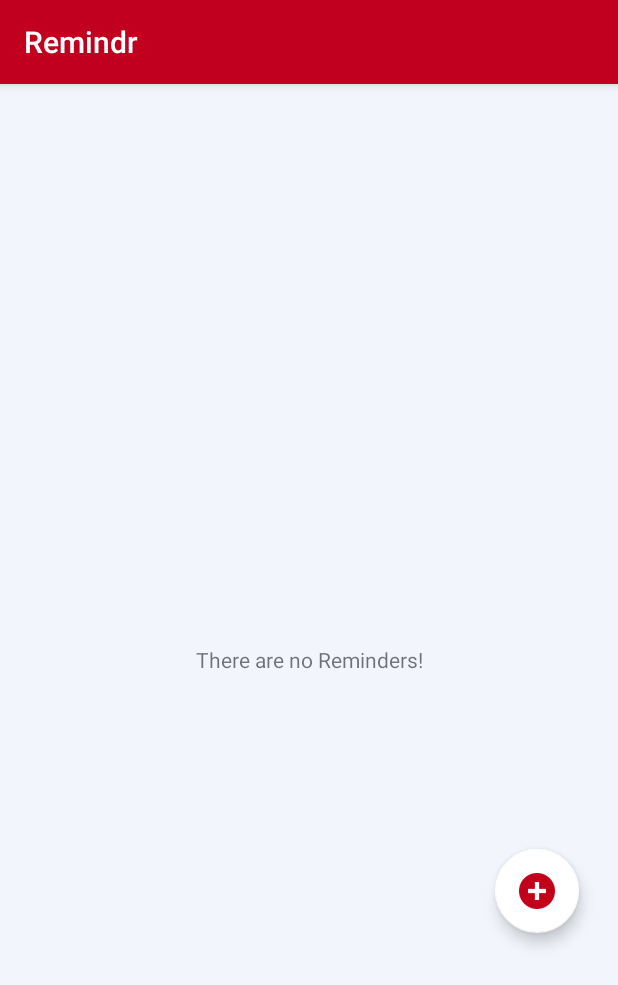
After one commit to ozgeonec/Remindr-App, an Android app: the ListReminderActivity screen opened directly, with no data from a screen before it, on a phone screen of 412 x 824 dp. The commit adds this screen. Shown: the top 985 px of the screen. Run offline under Robolectric (Android 15) with nearby library versions, the phone set to English and light mode, and no system bars; 1 statement that could not run was skipped.

Commit message:
database setup successful

```diff
--- a/app/build.gradle
+++ b/app/build.gradle
@@ -29,7 +29,9 @@ dependencies {
 
     implementation 'androidx.appcompat:appcompat:1.1.0'
     implementation 'androidx.constraintlayout:constraintlayout:1.1.3'
+    implementation 'com.google.android.material:material:1.2.0-alpha06'
     implementation 'com.google.firebase:firebase-analytics:17.4.1'
+
     testImplementation 'junit:junit:4.12'
     androidTestImplementation 'androidx.test.ext:junit:1.1.1'
     androidTestImplementation 'androidx.test.espresso:espresso-core:3.2.0'
--- a/app/src/main/AndroidManifest.xml
+++ b/app/src/main/AndroidManifest.xml
@@ -18,6 +18,7 @@
             </intent-filter>
         </activity>
         <receiver android:name=".AlarmReceiver" android:process=":remote" />
+        <activity android:name=".ListReminderActivity"/>
     </application>
 
 </manifest>
--- /dev/null
+++ b/app/src/main/java/com/hfad/reminderapp/ListReminderActivity.java
@@ -0,0 +1,63 @@
+package com.hfad.reminderapp;
+
+
+import android.content.Intent;
+import android.os.Bundle;
+import android.view.View;
+import android.widget.SimpleAdapter;
+import android.widget.TextView;
+import androidx.annotation.Nullable;
+import androidx.appcompat.app.AppCompatActivity;
+import androidx.recyclerview.widget.RecyclerView;
+import com.google.android.material.floatingactionbutton.FloatingActionButton;
+
+import java.util.List;
+
+/**
+ * @author ozgeonec
+ */
+public class ListReminderActivity extends AppCompatActivity {
+
+    private TextView noReminder;
+    private RecyclerView recycleList;
+    private FloatingActionButton addReminderButton;
+    private RemindrDatabase rb;
+    private AlarmReceiver alarmReceiver;
+    private SimpleAdapter adapter;
+
+    @Override
+    protected void onCreate(@Nullable Bundle savedInstanceState) {
+        super.onCreate(savedInstanceState);
+        setContentView(R.layout.activity_listpage);
+
+        noReminder = (TextView)findViewById(R.id.no_reminder_text);
+        recycleList = (RecyclerView)findViewById(R.id.reminderList);
+        addReminderButton = (FloatingActionButton)findViewById(R.id.bigAddButton);
+        // Initialize reminder database
+        rb = new RemindrDatabase(getApplicationContext());
+
+
+        // If there are no reminders display a message asking the user to create reminders
+        List<Reminder> test = rb.getAllReminders();
+
+        if (test.isEmpty()) {
+            noReminder.setVisibility(View.VISIBLE);
+        }
+
+        // Create recycler view
+      /*  recycleList.setLayoutManager(getLayoutManager());
+        registerForContextMenu(recycleList);
+        adapter = new SimpleAdapter();
+        adapter.setItemCount(getDefaultItemCount());
+        recycleList.setAdapter(adapter);*/
+
+        addReminderButton.setOnClickListener(new View.OnClickListener() {
+            @Override
+            public void onClick(View v) {
+                Intent intent = new Intent(v.getContext(), AddReminderActivity.class);
+                startActivity(intent);
+            }
+        });
+        alarmReceiver = new AlarmReceiver();
+    }
+}
--- /dev/null
+++ b/app/src/main/java/com/hfad/reminderapp/RemindrDatabase.java
@@ -0,0 +1,161 @@
+package com.hfad.reminderapp;
+
+import android.content.ContentValues;
+import android.content.Context;
+import android.database.Cursor;
+import android.database.sqlite.SQLiteDatabase;
+import android.database.sqlite.SQLiteOpenHelper;
+import android.provider.BaseColumns;
+
+import java.util.ArrayList;
+import java.util.List;
+
+/**
+ * @author ozgeonec
+ */
+public class RemindrDatabase extends SQLiteOpenHelper {
+    // Database Version
+    private static final int DATABASE_VERSION = 1;
+
+    // Database Name
+    private static final String DATABASE_NAME = "ReminderDatabase";
+
+    // Table name
+    private static final String TABLE_REMINDERS = "ReminderTable";
+    // Table Columns names
+    private static final String KEY_ID = "id";
+    private static final String KEY_TITLE = "title";
+    private static final String KEY_DATE = "date";
+    private static final String KEY_TIME = "time";
+    private static final String KEY_REPEAT = "repeat";
+    private static final String KEY_REPEAT_NO = "repeat_no";
+    private static final String KEY_REPEAT_TYPE = "repeat_type";
+    private static final String KEY_TAG = "tag_type";
+
+    public RemindrDatabase(Context context) {
+        super(context, DATABASE_NAME, null, DATABASE_VERSION);
+    }
+    // Creating Tables
+    @Override
+    public void onCreate(SQLiteDatabase db) {
+        String CREATE_REMINDERS_TABLE = "CREATE TABLE " + TABLE_REMINDERS +
+                "("
+                + KEY_ID + " INTEGER PRIMARY KEY,"
+                + KEY_TITLE + " TEXT,"
+                + KEY_DATE + " TEXT,"
+                + KEY_TIME + " INTEGER,"
+                + KEY_REPEAT + " BOOLEAN,"
+                + KEY_REPEAT_NO + " INTEGER,"
+                + KEY_REPEAT_TYPE + " TEXT"
+                + KEY_TAG + "TAG" + ")";
+        db.execSQL(CREATE_REMINDERS_TABLE);
+    }
+
+    @Override
+    public void onUpgrade(SQLiteDatabase db, int oldVersion, int newVersion) {
+        // Drop older table if existed
+        if (oldVersion >= newVersion)
+            return;
+        db.execSQL("DROP TABLE IF EXISTS " + TABLE_REMINDERS);
+
+        // Create tables again
+        onCreate(db);
+    }
+    // Adding new Reminder
+    public int addReminder(Reminder reminder){
+        SQLiteDatabase db = this.getWritableDatabase();
+        ContentValues values = new ContentValues();
+
+        values.put(KEY_TITLE , reminder.getTitle());
+        values.put(KEY_DATE , reminder.getDate());
+        values.put(KEY_TIME , reminder.getTime());
+        values.put(KEY_REPEAT , reminder.getRepeat());
+        values.put(KEY_REPEAT_NO , reminder.getRepeatNmbr());
+        values.put(KEY_REPEAT_TYPE, reminder.getRepeatType());
+        values.put(KEY_TAG, reminder.getTagType());
+
+        // Inserting Row
+        long ID = db.insert(TABLE_REMINDERS, null, values);
+        db.close();
+        return (int) ID;
+    }
+    // Getting single Reminder
+    public Reminder getReminder(int id){
+        SQLiteDatabase db = this.getReadableDatabase();
+
+        Cursor cursor = db.query(TABLE_REMINDERS, new String[]
+                        {
+                                KEY_ID,
+                                KEY_TITLE,
+                                KEY_DATE,
+                                KEY_TIME,
+                                KEY_REPEAT,
+                                KEY_REPEAT_NO,
+                                KEY_REPEAT_TYPE,
+                                KEY_TAG
+                        }, KEY_ID + "=?",
+
+                new String[] {String.valueOf(id)}, null, null, null, null);
+
+        if (cursor != null)
+            cursor.moveToFirst();
+
+        Reminder reminder = new Reminder(Integer.parseInt(cursor.getString(0)), cursor.getString(1),
+                cursor.getString(2), cursor.getString(3), cursor.getString(4),
+                cursor.getString(5), cursor.getString(6), cursor.getString(7));
+
+        return reminder;
+    }
+    // Getting all Reminders
+    public List<Reminder> getAllReminders(){
+        List<Reminder> reminderList = new ArrayList<>();
+
+        // Select all Query
+        String selectQuery = "SELECT * FROM " + TABLE_REMINDERS;
+
+        SQLiteDatabase db = this.getWritableDatabase();
+        Cursor cursor = db.rawQuery(selectQuery, null);
+
+        // Looping through all rows and adding to list
+        if(cursor.moveToFirst()){
+            do{
+                Reminder reminder = new Reminder();
+                reminder.setID(Integer.parseInt(cursor.getString(0)));
+                reminder.setTitle(cursor.getString(1));
+                reminder.setDate(cursor.getString(2));
+                reminder.setTime(cursor.getString(3));
+                reminder.setRepeat(cursor.getString(4));
+                reminder.setRepeatNmbr(cursor.getString(5));
+                reminder.setRepeatType(cursor.getString(6));
+                reminder.setTagType(cursor.getString(7));
+
+                // Adding Reminders to list
+                reminderList.add(reminder);
+            } while (cursor.moveToNext());
+        }
+        return reminderList;
+    }
+    // Updating single Reminder
+    public int updateReminder(Reminder reminder){
+        SQLiteDatabase db = this.getWritableDatabase();
+        ContentValues values = new ContentValues();
+        values.put(KEY_TITLE , reminder.getTitle());
+        values.put(KEY_DATE , reminder.getDate());
+        values.put(KEY_TIME , reminder.getTime());
+        values.put(KEY_REPEAT , reminder.getRepeat());
+        values.put(KEY_REPEAT_NO , reminder.getRepeatNmbr());
+        values.put(KEY_REPEAT_TYPE, reminder.getRepeatType());
+        values.put(KEY_TAG, reminder.getTagType());
+
+        // Updating row
+        return db.update(TABLE_REMINDERS, values, KEY_ID + "=?",
+                new String[]{String.valueOf(reminder.getID())});
+    }
+    // Deleting single Reminder
+    public void deleteReminder(Reminder reminder){
+        SQLiteDatabase db = this.getWritableDatabase();
+        db.delete(TABLE_REMINDERS, KEY_ID + "=?",
+                new String[]{String.valueOf(reminder.getID())});
+        db.close();
+    }
+}
--- /dev/null
+++ b/app/src/main/res/layout/activity_listpage.xml
@@ -0,0 +1,33 @@
+<?xml version="1.0" encoding="utf-8"?>
+<RelativeLayout
+        xmlns:android="http://schemas.android.com/apk/res/android"
+        android:layout_width="match_parent"
+        android:layout_height="match_parent" xmlns:app="http://schemas.android.com/apk/res-auto"
+        xmlns:tools="http://schemas.android.com/tools"
+        xmlns:fab="http://schemas.android.com/apk/res-auto"
+        android:background="#F2F6FC"
+        tools:context=".ListReminderActivity">
+
+    <view class="androidx.appcompat.app.AlertController$RecycleListView"
+          android:layout_width="match_parent"
+          android:layout_height="match_parent"
+          android:id="@+id/reminderList"/>
+    <TextView
+            android:id="@+id/no_reminder_text"
+            android:layout_width="match_parent"
+            android:layout_height="wrap_content"
+            android:layout_centerInParent="true"
+            android:padding="16dp"
+            android:gravity="center"
+            android:visibility="gone"
+            android:text="@string/no_reminders"/>
+    <com.google.android.material.floatingactionbutton.FloatingActionButton
+            android:id="@+id/bigAddButton"
+            android:layout_width="wrap_content"
+            android:layout_height="wrap_content"
+            android:layout_marginStart="330dp"
+            android:layout_marginTop="510dp"
+            android:src="@drawable/addbutton3"
+            android:contentDescription="@string/addReminder"
+            android:clickable="true"/>
+</RelativeLayout>
--- a/app/src/main/res/values/strings.xml
+++ b/app/src/main/res/values/strings.xml
@@ -29,5 +29,8 @@
     <string name="repeat_off">Off</string>
     <string name="repeat_no">Repetition Interval </string>
     <string name="repeat_type">Type of Repetitions</string>
+    <string name="Every">Every</string>
+    <string name="no_reminders">There are no Reminders!</string>
+    <string name="addReminder">Add a Reminder!</string>
 
 </resources>
--- a/app/src/main/res/values/styles.xml
+++ b/app/src/main/res/values/styles.xml
@@ -10,7 +10,7 @@
 
 
     <style name="remind_me">
-        <item name="android:textSize">30sp</item>
+        <item name="android:textSize">40sp</item>
         <item name="android:textColor">#FFFFFF</item>
     </style>
     <style name="dark">
```
Also changed, not shown: app/src/main/java/com/hfad/reminderapp/AddReminderActivity.java (+53 -33 lines), app/src/main/java/com/hfad/reminderapp/AlarmReceiver.java (+5 -4 lines), app/src/main/java/com/hfad/reminderapp/Reminder.java (+49 -11 lines), app/src/main/res/layout/activity_addreminder.xml (+37 -35 lines), app/src/main/res/drawable/addbutton3.png (added).
